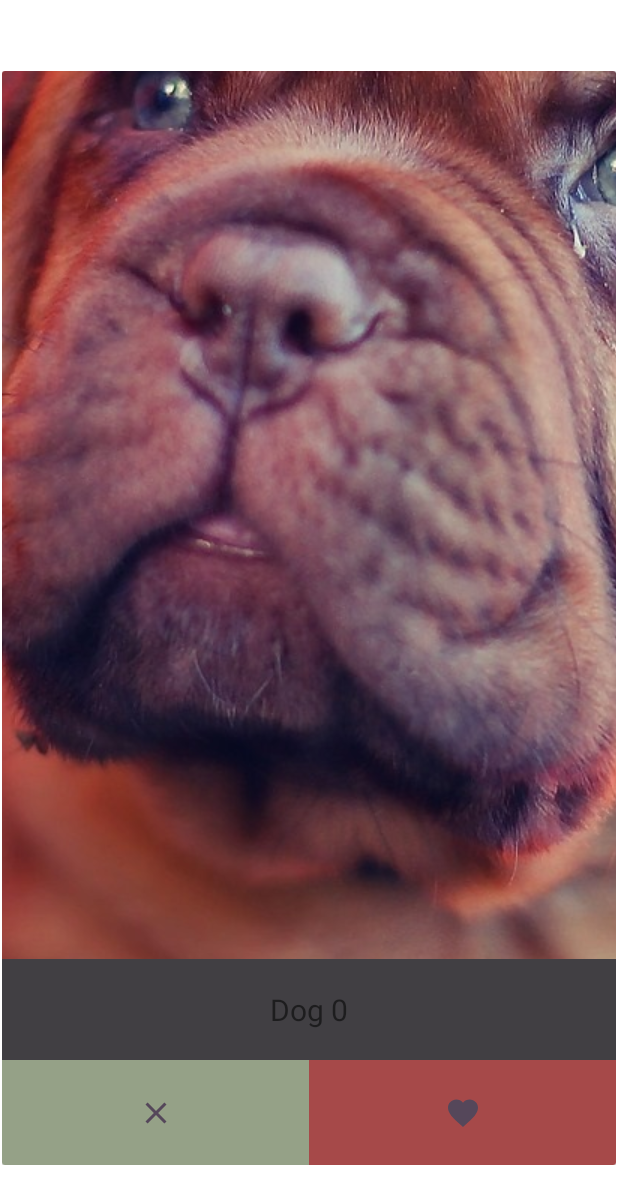
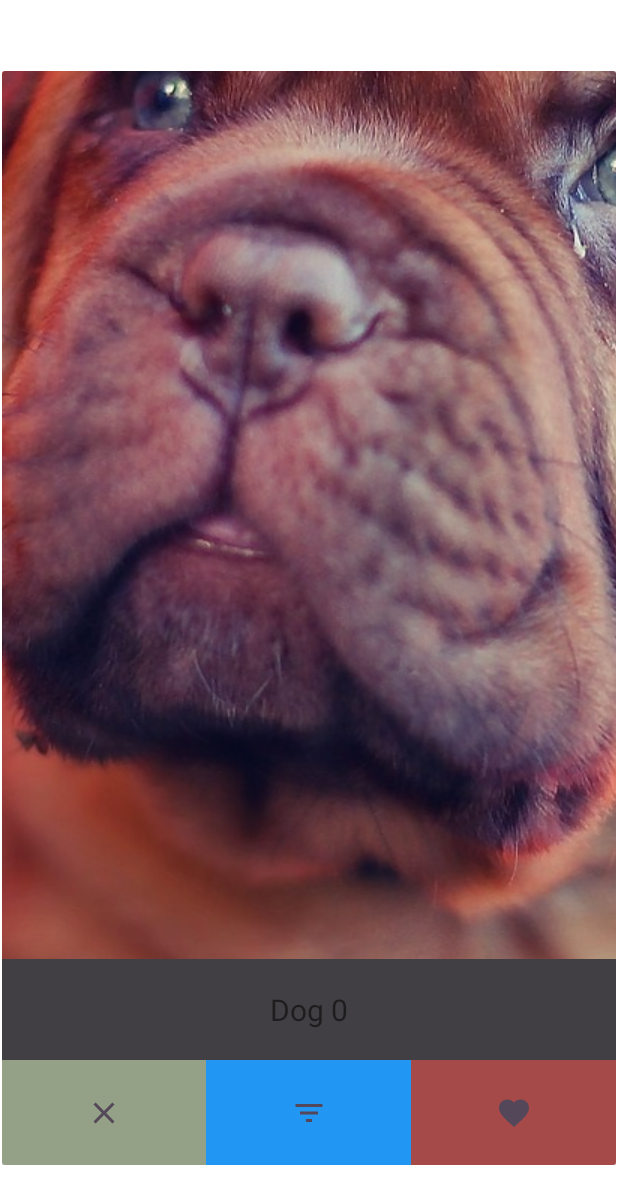
Before and after one commit to WronaK/shelter-app, an Android app: the screen it shows after launch (MainActivity), on a phone screen of 412 x 824 dp. Shown: the top 1204 px of the screen. Run offline under Robolectric (Android 15) with nearby library versions, the phone set to English and light mode, and no system bars.

Commit message:
added detail animal button

```diff
--- /dev/null
+++ b/android/app/src/main/res/drawable/ic_baseline_filter_list_24.xml
@@ -0,0 +1,5 @@
+<vector android:height="24dp" android:tint="#55475A"
+    android:viewportHeight="24" android:viewportWidth="24"
+    android:width="24dp" xmlns:android="http://schemas.android.com/apk/res/android">
+    <path android:fillColor="@android:color/white" android:pathData="M10,18h4v-2h-4v2zM3,6v2h18L21,6L3,6zM6,13h12v-2L6,11v2z"/>
+</vector>
--- a/android/app/src/main/res/layout/fragment_screen_slide_page.xml
+++ b/android/app/src/main/res/layout/fragment_screen_slide_page.xml
@@ -50,6 +50,14 @@
                 android:src="@drawable/ic_baseline_close_24" />
 
             <ImageButton
+                android:id="@+id/detail"
+                android:layout_width="wrap_content"
+                android:layout_height="match_parent"
+                android:layout_weight="1"
+                android:background="#2196F3"
+                android:src="@drawable/ic_baseline_filter_list_24" />
+
+            <ImageButton
                 android:id="@+id/love"
                 android:layout_width="wrap_content"
                 android:layout_height="match_parent"
```
